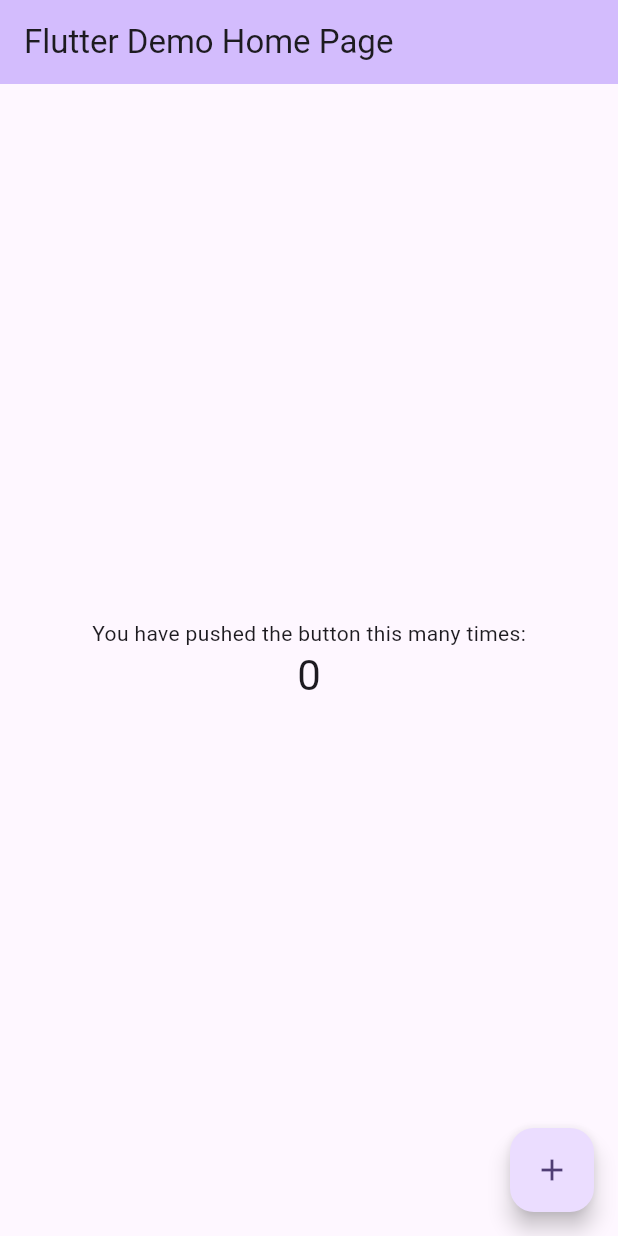
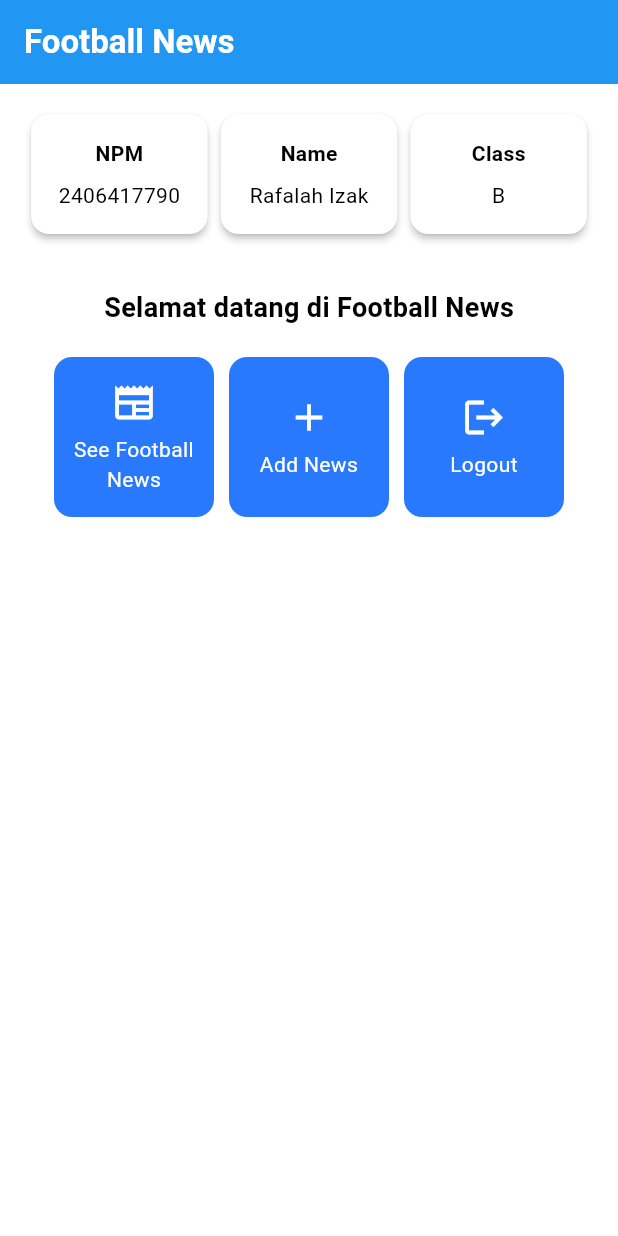
Before and after one commit to Rafalah7/football-news-mobile, a Flutter app: the screen it shows after launch, on a phone screen of 412 x 824 dp. Run offline on Flutter 3.47's test engine with Material 3 defaults, Android fonts, the phone set to English and light mode, and no system bars.

Commit message:
tutorial 6 selesai

```diff
--- a/lib/main.dart
+++ b/lib/main.dart
@@ -1,4 +1,6 @@
 import 'package:flutter/material.dart';
+import 'package:football_news/menu.dart';
+
 
 void main() {
   runApp(const MyApp());
@@ -28,95 +30,10 @@ class MyApp extends StatelessWidget {
         //
         // This works for code too, not just values: Most code changes can be
         // tested with just a hot reload.
-        colorScheme: ColorScheme.fromSeed(seedColor: Colors.deepPurple),
+         colorScheme: ColorScheme.fromSwatch(primarySwatch: Colors.blue)
+        .copyWith(secondary: Colors.blueAccent[400]),
       ),
-      home: const MyHomePage(title: 'Flutter Demo Home Page'),
+      home: MyHomePage(),
     );
   }
 }
-
-class MyHomePage extends StatefulWidget {
-  const MyHomePage({super.key, required this.title});
-
-  // This widget is the home page of your application. It is stateful, meaning
-  // that it has a State object (defined below) that contains fields that affect
-  // how it looks.
-
-  // This class is the configuration for the state. It holds the values (in this
-  // case the title) provided by the parent (in this case the App widget) and
-  // used by the build method of the State. Fields in a Widget subclass are
-  // always marked "final".
-
-  final String title;
-
-  @override
-  State<MyHomePage> createState() => _MyHomePageState();
-}
-
-class _MyHomePageState extends State<MyHomePage> {
-  int _counter = 0;
-
-  void _incrementCounter() {
-    setState(() {
-      // This call to setState tells the Flutter framework that something has
-      // changed in this State, which causes it to rerun the build method below
-      // so that the display can reflect the updated values. If we changed
-      // _counter without calling setState(), then the build method would not be
-      // called again, and so nothing would appear to happen.
-      _counter++;
-    });
-  }
-
-  @override
-  Widget build(BuildContext context) {
-    // This method is rerun every time setState is called, for instance as done
-    // by the _incrementCounter method above.
-    //
-    // The Flutter framework has been optimized to make rerunning build methods
-    // fast, so that you can just rebuild anything that needs updating rather
-    // than having to individually change instances of widgets.
-    return Scaffold(
-      appBar: AppBar(
-        // TRY THIS: Try changing the color here to a specific color (to
-        // Colors.amber, perhaps?) and trigger a hot reload to see the AppBar
-        // change color while the other colors stay the same.
-        backgroundColor: Theme.of(context).colorScheme.inversePrimary,
-        // Here we take the value from the MyHomePage object that was created by
-        // the App.build method, and use it to set our appbar title.
-        title: Text(widget.title),
-      ),
-      body: Center(
-        // Center is a layout widget. It takes a single child and positions it
-        // in the middle of the parent.
-        child: Column(
-          // Column is also a layout widget. It takes a list of children and
-          // arranges them vertically. By default, it sizes itself to fit its
-          // children horizontally, and tries to be as tall as its parent.
-          //
-          // Column has various properties to control how it sizes itself and
-          // how it positions its children. Here we use mainAxisAlignment to
-          // center the children vertically; the main axis here is the vertical
-          // axis because Columns are vertical (the cross axis would be
-          // horizontal).
-          //
-          // TRY THIS: Invoke "debug painting" (choose the "Toggle Debug Paint"
-          // action in the IDE, or press "p" in the console), to see the
-          // wireframe for each widget.
-          mainAxisAlignment: MainAxisAlignment.center,
-          children: <Widget>[
-            const Text('You have pushed the button this many times:'),
-            Text(
-              '$_counter',
-              style: Theme.of(context).textTheme.headlineMedium,
-            ),
-          ],
-        ),
-      ),
-      floatingActionButton: FloatingActionButton(
-        onPressed: _incrementCounter,
-        tooltip: 'Increment',
-        child: const Icon(Icons.add),
-      ), // This trailing comma makes auto-formatting nicer for build methods.
-    );
-  }
-}
--- /dev/null
+++ b/lib/menu.dart
@@ -0,0 +1,178 @@
+import 'package:flutter/material.dart';
+
+class MyHomePage extends StatelessWidget {
+  MyHomePage({super.key});
+  final String nama = "Rafalah Izak";
+  final String npm = "2406417790";
+  final String kelas = "B";
+  final List<ItemHomepage> items = [
+    ItemHomepage("See Football News", Icons.newspaper),
+    ItemHomepage("Add News", Icons.add),
+    ItemHomepage("Logout", Icons.logout),
+  ];
+  @override
+  Widget build(BuildContext context) {
+    // Scaffold menyediakan struktur dasar halaman dengan AppBar dan body.
+    return Scaffold(
+      // AppBar adalah bagian atas halaman yang menampilkan judul.
+      appBar: AppBar(
+        // Judul aplikasi "Football News" dengan teks putih dan tebal.
+        title: const Text(
+          'Football News',
+          style: TextStyle(color: Colors.white, fontWeight: FontWeight.bold),
+        ),
+        // Warna latar belakang AppBar diambil dari skema warna tema aplikasi.
+        backgroundColor: Theme.of(context).colorScheme.primary,
+      ),
+      // Body halaman dengan padding di sekelilingnya.
+      body: Padding(
+        padding: const EdgeInsets.all(16.0),
+        // Menyusun widget secara vertikal dalam sebuah kolom.
+        child: Column(
+          crossAxisAlignment: CrossAxisAlignment.center,
+          children: [
+            // Row untuk menampilkan 3 InfoCard secara horizontal.
+            Row(
+              mainAxisAlignment: MainAxisAlignment.spaceEvenly,
+              children: [
+                InfoCard(title: 'NPM', content: npm),
+                InfoCard(title: 'Name', content: nama),
+                InfoCard(title: 'Class', content: kelas),
+              ],
+            ),
+
+            // Memberikan jarak vertikal 16 unit.
+            const SizedBox(height: 16.0),
+
+            // Menempatkan widget berikutnya di tengah halaman.
+            Center(
+              child: Column(
+                // Menyusun teks dan grid item secara vertikal.
+                children: [
+                  // Menampilkan teks sambutan dengan gaya tebal dan ukuran 18.
+                  const Padding(
+                    padding: EdgeInsets.only(top: 16.0),
+                    child: Text(
+                      'Selamat datang di Football News',
+                      style: TextStyle(
+                        fontWeight: FontWeight.bold,
+                        fontSize: 18.0,
+                      ),
+                    ),
+                  ),
+
+                  // Grid untuk menampilkan ItemCard dalam bentuk grid 3 kolom.
+                  GridView.count(
+                    primary: true,
+                    padding: const EdgeInsets.all(20),
+                    crossAxisSpacing: 10,
+                    mainAxisSpacing: 10,
+                    crossAxisCount: 3,
+                    // Agar grid menyesuaikan tinggi kontennya.
+                    shrinkWrap: true,
+
+                    // Menampilkan ItemCard untuk setiap item dalam list items.
+                    children: items.map((ItemHomepage item) {
+                      return ItemCard(item);
+                    }).toList(),
+                  ),
+                ],
+              ),
+            ),
+          ],
+        ),
+      ),
+    );
+  }
+}
+
+class InfoCard extends StatelessWidget {
+  // Kartu informasi yang menampilkan title dan content.
+
+  final String title;  // Judul kartu.
+  final String content;  // Isi kartu.
+
+  const InfoCard({super.key, required this.title, required this.content});
+
+  @override
+  Widget build(BuildContext context) {
+    return Card(
+      // Membuat kotak kartu dengan bayangan dibawahnya.
+      elevation: 2.0,
+      child: Container(
+        // Mengatur ukuran dan jarak di dalam kartu.
+        width: MediaQuery.of(context).size.width / 3.5, // menyesuaikan dengan lebar device yang digunakan.
+        padding: const EdgeInsets.all(16.0),
+        // Menyusun title dan content secara vertikal.
+        child: Column(
+          children: [
+            Text(
+              title,
+              style: const TextStyle(fontWeight: FontWeight.bold),
+            ),
+            const SizedBox(height: 8.0),
+            Text(content),
+          ],
+        ),
+      ),
+    );
+  }
+}
+
+class ItemCard extends StatelessWidget {
+  // Menampilkan kartu dengan ikon dan nama.
+
+  final ItemHomepage item;
+
+  const ItemCard(this.item, {super.key});
+
+  @override
+  Widget build(BuildContext context) {
+    return Material(
+      // Menentukan warna latar belakang dari tema aplikasi.
+      color: Theme.of(context).colorScheme.secondary,
+      // Membuat sudut kartu melengkung.
+      borderRadius: BorderRadius.circular(12),
+
+      child: InkWell(
+        // Aksi ketika kartu ditekan.
+        onTap: () {
+          // Menampilkan pesan SnackBar saat kartu ditekan.
+          ScaffoldMessenger.of(context)
+            ..hideCurrentSnackBar()
+            ..showSnackBar(
+              SnackBar(
+                content: Text("Kamu telah menekan tombol ${item.name}!"),
+              ),
+            );
+        },
+        // Container untuk menyimpan Icon dan Text
+        child: Container(
+          padding: const EdgeInsets.all(8),
+          child: Center(
+            child: Column(
+              // Menyusun ikon dan teks di tengah kartu.
+              mainAxisAlignment: MainAxisAlignment.center,
+              children: [
+                Icon(item.icon, color: Colors.white, size: 30.0),
+                const Padding(padding: EdgeInsets.all(3)),
+                Text(
+                  item.name,
+                  textAlign: TextAlign.center,
+                  style: const TextStyle(color: Colors.white),
+                ),
+              ],
+            ),
+          ),
+        ),
+      ),
+    );
+  }
+}
+
+class ItemHomepage {
+  final String name;
+  final IconData icon;
+
+  ItemHomepage(this.name, this.icon);
+}
```
